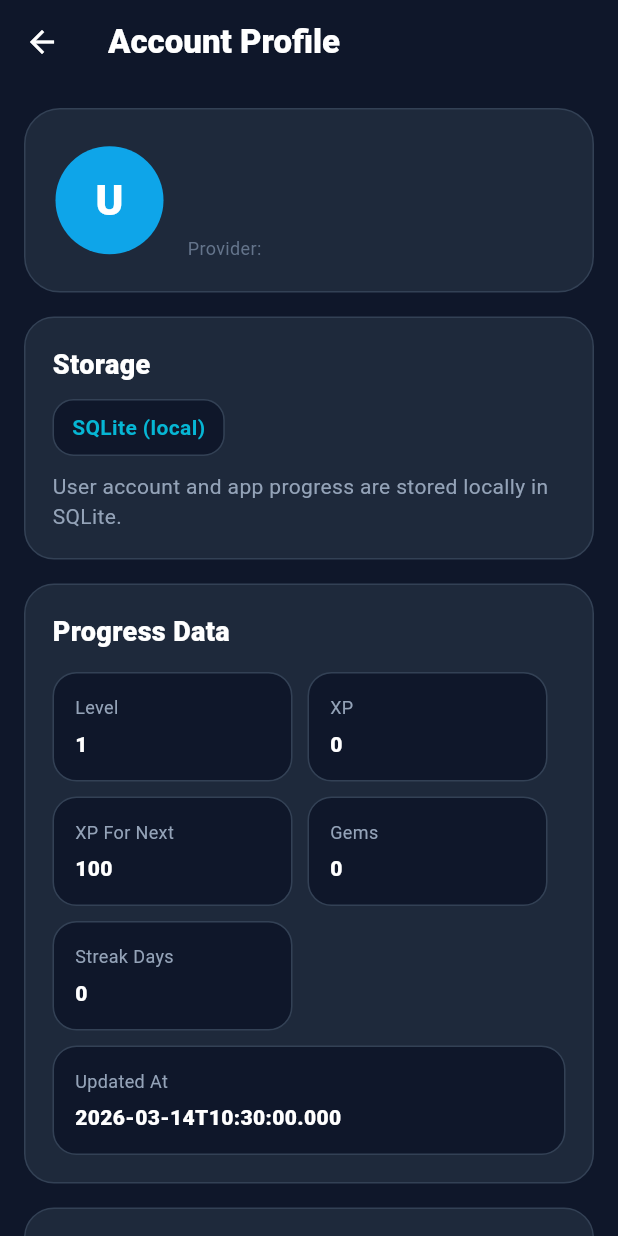
After one commit to D-Alberto1811/ITFEST-2026-ACIO, a Flutter app: the HomeScreen screen opened directly, after a tap on "Account", on a phone screen of 412 x 824 dp. The commit adds this screen. Run offline on Flutter 3.47's test engine with Material 3 defaults, Android fonts, the phone set to English and light mode, and no system bars; our stand-ins replace camera, google_sign_in, shared_preferences, sqflite; missing offline and left inert: google_mlkit_commons, google_mlkit_pose_detection; accounts and stored records are empty.

Commit message:
buton profil

```diff
--- a/mobile/lib/screens/home_screen.dart
+++ b/mobile/lib/screens/home_screen.dart
@@ -6,6 +6,7 @@ import '../models/quest.dart';
 import '../services/auth_service.dart';
 import '../services/local_storage_service.dart';
 import 'login_screen.dart';
+import 'profile_screen.dart';
 import 'workout_screen.dart';
 
 class HomeScreen extends StatefulWidget {
@@ -167,6 +168,21 @@ class _HomeScreenState extends State<HomeScreen> {
     await _saveProgress();
   }
 
+  void _openProfile() {
+    final user = _currentUser;
+    if (user == null) return;
+
+    Navigator.push(
+      context,
+      MaterialPageRoute(
+        builder: (_) => ProfileScreen(
+          user: user,
+          allQuests: quests,
+        ),
+      ),
+    );
+  }
+
   @override
   Widget build(BuildContext context) {
     if (_isLoadingUser) {
@@ -250,7 +266,7 @@ class _HomeScreenState extends State<HomeScreen> {
                             ),
                             const SizedBox(height: 10),
                             GestureDetector(
-                              onTap: _logout,
+                              onTap: _openProfile,
                               child: Container(
                                 padding: const EdgeInsets.symmetric(
                                   horizontal: 12,
@@ -267,13 +283,13 @@ class _HomeScreenState extends State<HomeScreen> {
                                   mainAxisSize: MainAxisSize.min,
                                   children: [
                                     Icon(
-                                      Icons.logout,
+                                      Icons.person,
                                       size: 16,
                                       color: Colors.white70,
                                     ),
                                     SizedBox(width: 6),
                                     Text(
-                                      'Logout',
+                                      'Account',
                                       style: TextStyle(
                                         color: Colors.white70,
                                         fontWeight: FontWeight.w600,
@@ -386,8 +402,23 @@ class _HomeScreenState extends State<HomeScreen> {
                 },
               ),
             ),
-            const SliverToBoxAdapter(
-              child: SizedBox(height: 24),
+            SliverToBoxAdapter(
+              child: Padding(
+                padding: const EdgeInsets.fromLTRB(16, 8, 16, 24),
+                child: OutlinedButton.icon(
+                  onPressed: _logout,
+                  icon: const Icon(Icons.logout),
+                  label: const Text('Logout'),
+                  style: OutlinedButton.styleFrom(
+                    foregroundColor: Colors.white70,
+                    side: const BorderSide(color: Color(0xFF334155)),
+                    padding: const EdgeInsets.symmetric(vertical: 14),
+                    shape: RoundedRectangleBorder(
+                      borderRadius: BorderRadius.circular(16),
+                    ),
+                  ),
+                ),
+              ),
             ),
           ],
         ),
--- /dev/null
+++ b/mobile/lib/screens/profile_screen.dart
@@ -0,0 +1,446 @@
+import 'package:flutter/material.dart';
+
+import '../config/storage_config.dart';
+import '../models/app_user.dart';
+import '../models/player_progress.dart';
+import '../models/quest.dart';
+import '../services/local_storage_service.dart';
+
+class ProfileScreen extends StatefulWidget {
+  final AppUser user;
+  final List<Quest> allQuests;
+
+  const ProfileScreen({
+    super.key,
+    required this.user,
+    required this.allQuests,
+  });
+
+  @override
+  State<ProfileScreen> createState() => _ProfileScreenState();
+}
+
+class _ProfileScreenState extends State<ProfileScreen> {
+  bool _isLoading = true;
+
+  PlayerProgress? _progress;
+  Set<int> _completedQuestIds = <int>{};
+
+  @override
+  void initState() {
+    super.initState();
+    _loadProfileData();
+  }
+
+  Future<void> _loadProfileData() async {
+    try {
+      final progress =
+          await LocalStorageService.instance.getOrCreateProgress(widget.user.id!);
+      final completed =
+          await LocalStorageService.instance.getCompletedQuestIds(widget.user.id!);
+
+      if (!mounted) return;
+
+      setState(() {
+        _progress = progress;
+        _completedQuestIds = completed;
+        _isLoading = false;
+      });
+    } catch (_) {
+      if (!mounted) return;
+      setState(() {
+        _isLoading = false;
+      });
+    }
+  }
+
+  String _storageLabel() {
+    if (isSqliteMode) {
+      return 'SQLite (local)';
+    }
+    return 'Server auth + local SQLite progress';
+  }
+
+  String _storageDetails() {
+    if (isSqliteMode) {
+      return 'User account and app progress are stored locally in SQLite.';
+    }
+    return 'Account authentication is stored on the server. App progress is currently stored locally in SQLite.';
+  }
+
+  @override
+  Widget build(BuildContext context) {
+    final completedQuests = widget.allQuests
+        .where((q) => _completedQuestIds.contains(q.id))
+        .toList();
+
+    return Scaffold(
+      backgroundColor: const Color(0xFF0F172A),
+      appBar: AppBar(
+        title: const Text(
+          'Account Profile',
+          style: TextStyle(fontWeight: FontWeight.w800),
+        ),
+        centerTitle: false,
+      ),
+      body: _isLoading
+          ? const Center(
+              child: CircularProgressIndicator(
+                color: Color(0xFF06B6D4),
+              ),
+            )
+          : SingleChildScrollView(
+              padding: const EdgeInsets.all(16),
+              child: Column(
+                crossAxisAlignment: CrossAxisAlignment.start,
+                children: [
+                  _buildProfileHeader(),
+                  const SizedBox(height: 16),
+                  _buildStorageCard(),
+                  const SizedBox(height: 16),
+                  _buildProgressCard(),
+                  const SizedBox(height: 16),
+                  _buildQuestCard(
+                    title: 'Completed Quests',
+                    subtitle:
+                        '${completedQuests.length} / ${widget.allQuests.length} completed',
+                    quests: completedQuests,
+                    emptyText: 'No completed quests yet.',
+                  ),
+                  const SizedBox(height: 16),
+                  _buildQuestCard(
+                    title: 'All Quests',
+                    subtitle: '${widget.allQuests.length} total quests',
+                    quests: widget.allQuests,
+                    completedIds: _completedQuestIds,
+                  ),
+                ],
+              ),
+            ),
+    );
+  }
+
+  Widget _buildProfileHeader() {
+    return Container(
+      width: double.infinity,
+      padding: const EdgeInsets.all(20),
+      decoration: BoxDecoration(
+        color: const Color(0xFF1E293B),
+        borderRadius: BorderRadius.circular(24),
+        border: Border.all(color: const Color(0xFF334155)),
+      ),
+      child: Row(
+        children: [
+          Container(
+            width: 72,
+            height: 72,
+            decoration: BoxDecoration(
+              color: const Color(0xFF0EA5E9),
+              borderRadius: BorderRadius.circular(36),
+            ),
+            child: Center(
+              child: Text(
+                widget.user.name.isNotEmpty
+                    ? widget.user.name[0].toUpperCase()
+                    : 'U',
+                style: const TextStyle(
+                  fontSize: 28,
+                  fontWeight: FontWeight.w900,
+                  color: Colors.white,
+                ),
+              ),
+            ),
+          ),
+          const SizedBox(width: 16),
+          Expanded(
+            child: Column(
+              crossAxisAlignment: CrossAxisAlignment.start,
+              children: [
+                Text(
+                  widget.user.name,
+                  style: const TextStyle(
+                    fontSize: 22,
+                    fontWeight: FontWeight.w900,
+                    color: Colors.white,
+                  ),
+                ),
+                const SizedBox(height: 4),
+                Text(
+                  widget.user.email,
+                  style: const TextStyle(
+                    color: Color(0xFF94A3B8),
+                    fontSize: 14,
+                  ),
+                ),
+                const SizedBox(height: 8),
+                Text(
+                  'Provider: ${widget.user.authProvider}',
+                  style: const TextStyle(
+                    color: Color(0xFF64748B),
+                    fontSize: 12,
+                  ),
+                ),
+              ],
+            ),
+          ),
+        ],
+      ),
+    );
+  }
+
+  Widget _buildStorageCard() {
+    return Container(
+      width: double.infinity,
+      padding: const EdgeInsets.all(18),
+      decoration: BoxDecoration(
+        color: const Color(0xFF1E293B),
+        borderRadius: BorderRadius.circular(20),
+        border: Border.all(color: const Color(0xFF334155)),
+      ),
+      child: Column(
+        crossAxisAlignment: CrossAxisAlignment.start,
+        children: [
+          const Text(
+            'Storage',
+            style: TextStyle(
+              color: Colors.white,
+              fontSize: 18,
+              fontWeight: FontWeight.w800,
+            ),
+          ),
+          const SizedBox(height: 10),
+          Container(
+            padding: const EdgeInsets.symmetric(horizontal: 12, vertical: 8),
+            decoration: BoxDecoration(
+              color: const Color(0xFF0F172A),
+              borderRadius: BorderRadius.circular(14),
+              border: Border.all(color: const Color(0xFF334155)),
+            ),
+            child: Text(
+              _storageLabel(),
+              style: const TextStyle(
+                color: Color(0xFF06B6D4),
+                fontWeight: FontWeight.w700,
+              ),
+            ),
+          ),
+          const SizedBox(height: 10),
+          Text(
+            _storageDetails(),
+            style: const TextStyle(
+              color: Color(0xFF94A3B8),
+              fontSize: 14,
+            ),
+          ),
+        ],
+      ),
+    );
+  }
+
+  Widget _buildProgressCard() {
+    final progress = _progress;
+
+    return Container(
+      width: double.infinity,
+      padding: const EdgeInsets.all(18),
+      decoration: BoxDecoration(
+        color: const Color(0xFF1E293B),
+        borderRadius: BorderRadius.circular(20),
+        border: Border.all(color: const Color(0xFF334155)),
+      ),
+      child: Column(
+        crossAxisAlignment: CrossAxisAlignment.start,
+        children: [
+          const Text(
+            'Progress Data',
+            style: TextStyle(
+              color: Colors.white,
+              fontSize: 18,
+              fontWeight: FontWeight.w800,
+            ),
+          ),
+          const SizedBox(height: 14),
+          Wrap(
+            spacing: 10,
+            runSpacing: 10,
+            children: [
+              _buildStatTile('Level', '${progress?.level ?? 1}'),
+              _buildStatTile('XP', '${progress?.xp ?? 0}'),
+              _buildStatTile('XP For Next', '${progress?.xpForNext ?? 100}'),
+              _buildStatTile('Gems', '${progress?.gems ?? 0}'),
+              _buildStatTile('Streak Days', '${progress?.streakDays ?? 0}'),
+              _buildStatTile(
+                'Updated At',
+                progress?.updatedAt.isNotEmpty == true
+                    ? progress!.updatedAt
+                    : '-',
+                wide: true,
+              ),
+            ],
+          ),
+        ],
+      ),
+    );
+  }
+
+  Widget _buildStatTile(String title, String value, {bool wide = false}) {
+    return Container(
+      width: wide ? double.infinity : 160,
+      padding: const EdgeInsets.all(14),
+      decoration: BoxDecoration(
+        color: const Color(0xFF0F172A),
+        borderRadius: BorderRadius.circular(16),
+        border: Border.all(color: const Color(0xFF334155)),
+      ),
+      child: Column(
+        crossAxisAlignment: CrossAxisAlignment.start,
+        children: [
+          Text(
+            title,
+            style: const TextStyle(
+              color: Color(0xFF94A3B8),
+              fontSize: 12,
+            ),
+          ),
+          const SizedBox(height: 6),
+          Text(
+            value,
+            style: const TextStyle(
+              color: Colors.white,
+              fontWeight: FontWeight.w800,
+              fontSize: 14,
+            ),
+          ),
+        ],
+      ),
+    );
+  }
+
+  Widget _buildQuestCard({
+    required String title,
+    required String subtitle,
+    required List<Quest> quests,
+    Set<int>? completedIds,
+    String? emptyText,
+  }) {
+    return Container(
+      width: double.infinity,
+      padding: const EdgeInsets.all(18),
+      decoration: BoxDecoration(
+        color: const Color(0xFF1E293B),
+        borderRadius: BorderRadius.circular(20),
+        border: Border.all(color: const Color(0xFF334155)),
+      ),
+      child: Column(
+        crossAxisAlignment: CrossAxisAlignment.start,
+        children: [
+          Text(
+            title,
+            style: const TextStyle(
+              color: Colors.white,
+              fontSize: 18,
+              fontWeight: FontWeight.w800,
+            ),
+          ),
+          const SizedBox(height: 4),
+          Text(
+            subtitle,
+            style: const TextStyle(
+              color: Color(0xFF94A3B8),
+              fontSize: 13,
+            ),
+          ),
+          const SizedBox(height: 14),
+          if (quests.isEmpty)
+            Text(
+              emptyText ?? 'No data.',
+              style: const TextStyle(
+                color: Color(0xFF64748B),
+              ),
+            )
+          else
+            ...quests.map(
+              (quest) {
+                final isCompleted = completedIds?.contains(quest.id) ?? true;
+
+                return Container(
+                  margin: const EdgeInsets.only(bottom: 10),
+                  padding: const EdgeInsets.all(14),
+                  decoration: BoxDecoration(
+                    color: const Color(0xFF0F172A),
+                    borderRadius: BorderRadius.circular(16),
+                    border: Border.all(
+                      color: isCompleted
+                          ? const Color(0xFF22C55E)
+                          : const Color(0xFF334155),
+                    ),
+                  ),
+                  child: Row(
+                    children: [
+                      Text(
+                        quest.icon,
+                        style: const TextStyle(fontSize: 24),
+                      ),
+                      const SizedBox(width: 12),
+                      Expanded(
+                        child: Column(
+                          crossAxisAlignment: CrossAxisAlignment.start,
+                          children: [
+                            Text(
+                              quest.title,
+                              style: const TextStyle(
+                                color: Colors.white,
+                                fontWeight: FontWeight.w700,
+                              ),
+                            ),
+                            const SizedBox(height: 4),
+                            Text(
+                              quest.desc,
+                              style: const TextStyle(
+                                color: Color(0xFF94A3B8),
+                                fontSize: 12,
+                              ),
+                            ),
+                          ],
+                        ),
+                      ),
+                      Column(
+                        crossAxisAlignment: CrossAxisAlignment.end,
+                        children: [
+                          Text(
+                            '+${quest.rewardXp} XP',
+                            style: const TextStyle(
+                              color: Color(0xFF06B6D4),
+                              fontWeight: FontWeight.bold,
+                            ),
+                          ),
+                          Text(
+                            '+${quest.rewardGems} 💎',
+                            style: const TextStyle(
+                              color: Color(0xFFA78BFA),
+                              fontSize: 12,
+                            ),
+                          ),
+                          const SizedBox(height: 4),
+                          Text(
+                            isCompleted ? 'Completed' : 'Not completed',
+                            style: TextStyle(
+                              color: isCompleted
+                                  ? const Color(0xFF22C55E)
+                                  : const Color(0xFF64748B),
+                              fontSize: 11,
+                              fontWeight: FontWeight.w700,
+                            ),
+                          ),
+                        ],
+                      ),
+                    ],
+                  ),
+                );
+              },
+            ),
+        ],
+      ),
+    );
+  }
+}
```
